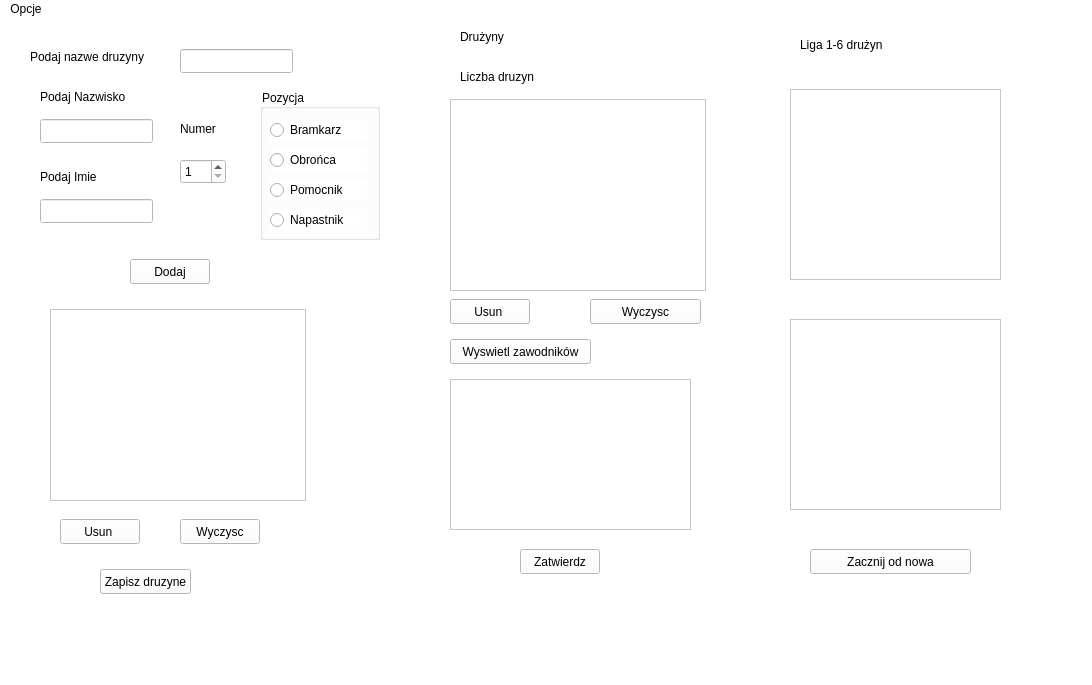
The window that Football/mainwindow.ui (Dawid00/labsCpp) describes before a commit, drawn with Qt 5.
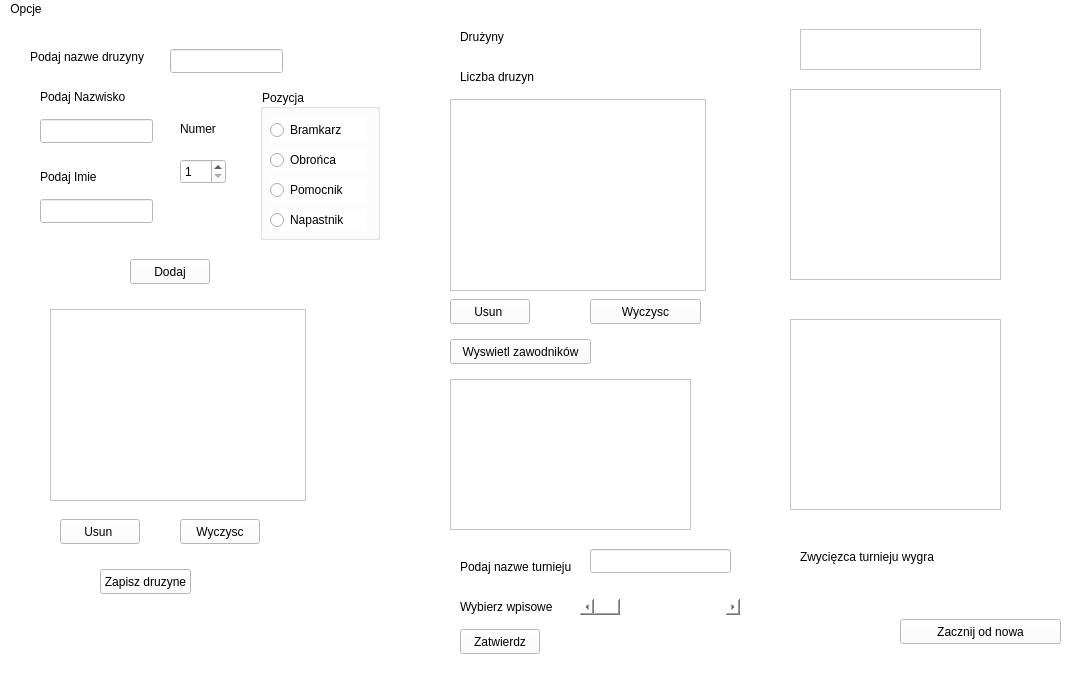
The same window after the commit.

What changed in the file:
```diff
--- a/Football/mainwindow.ui
+++ b/Football/mainwindow.ui
@@ -39,22 +39,6 @@
      <string>Podaj Nazwisko</string>
     </property>
    </widget>
-   <widget class="QLabel" name="labelLiga">
-    <property name="geometry">
-     <rect>
-      <x>800</x>
-      <y>10</y>
-      <width>151</width>
-      <height>31</height>
-     </rect>
-    </property>
-    <property name="styleSheet">
-     <string notr="true">color:black;</string>
-    </property>
-    <property name="text">
-     <string>Liga 1-6 drużyn</string>
-    </property>
-   </widget>
    <widget class="QLineEdit" name="typelastname">
     <property name="geometry">
      <rect>
@@ -305,7 +289,7 @@
    <widget class="QLineEdit" name="teamName">
     <property name="geometry">
      <rect>
-      <x>180</x>
+      <x>170</x>
       <y>30</y>
       <width>113</width>
       <height>24</height>
@@ -405,8 +389,8 @@
    <widget class="QPushButton" name="submit">
     <property name="geometry">
      <rect>
-      <x>520</x>
-      <y>530</y>
+      <x>460</x>
+      <y>610</y>
       <width>80</width>
       <height>25</height>
      </rect>
@@ -441,8 +425,8 @@
    <widget class="QPushButton" name="restart">
     <property name="geometry">
      <rect>
-      <x>810</x>
-      <y>530</y>
+      <x>900</x>
+      <y>600</y>
       <width>161</width>
       <height>25</height>
      </rect>
@@ -486,6 +470,122 @@
      <string>Wyczysc</string>
     </property>
    </widget>
+   <widget class="QLabel" name="labeltournamentName">
+    <property name="geometry">
+     <rect>
+      <x>460</x>
+      <y>540</y>
+      <width>131</width>
+      <height>16</height>
+     </rect>
+    </property>
+    <property name="styleSheet">
+     <string notr="true">color:black;</string>
+    </property>
+    <property name="text">
+     <string>Podaj nazwe turnieju</string>
+    </property>
+   </widget>
+   <widget class="QLineEdit" name="tournamentName">
+    <property name="geometry">
+     <rect>
+      <x>590</x>
+      <y>530</y>
+      <width>141</width>
+      <height>24</height>
+     </rect>
+    </property>
+    <property name="styleSheet">
+     <string notr="true">color:black;</string>
+    </property>
+   </widget>
+   <widget class="QLabel" name="wpisowelabel">
+    <property name="geometry">
+     <rect>
+      <x>460</x>
+      <y>580</y>
+      <width>131</width>
+      <height>16</height>
+     </rect>
+    </property>
+    <property name="styleSheet">
+     <string notr="true">color:black;</string>
+    </property>
+    <property name="text">
+     <string>Wybierz wpisowe</string>
+    </property>
+   </widget>
+   <widget class="QScrollBar" name="typewpisowe">
+    <property name="geometry">
+     <rect>
+      <x>580</x>
+      <y>580</y>
+      <width>160</width>
+      <height>16</height>
+     </rect>
+    </property>
+    <property name="styleSheet">
+     <string notr="true">color:black;</string>
+    </property>
+    <property name="orientation">
+     <enum>Qt::Horizontal</enum>
+    </property>
+   </widget>
+   <widget class="QTextEdit" name="torunament">
+    <property name="geometry">
+     <rect>
+      <x>800</x>
+      <y>10</y>
+      <width>181</width>
+      <height>41</height>
+     </rect>
+    </property>
+   </widget>
+   <widget class="QLabel" name="wpisowe">
+    <property name="geometry">
+     <rect>
+      <x>630</x>
+      <y>610</y>
+      <width>55</width>
+      <height>16</height>
+     </rect>
+    </property>
+    <property name="text">
+     <string/>
+    </property>
+   </widget>
+   <widget class="QLabel" name="label">
+    <property name="geometry">
+     <rect>
+      <x>800</x>
+      <y>530</y>
+      <width>161</width>
+      <height>16</height>
+     </rect>
+    </property>
+    <property name="styleSheet">
+     <string notr="true">color:black;</string>
+    </property>
+    <property name="text">
+     <string>Zwycięzca turnieju wygra </string>
+    </property>
+   </widget>
+   <widget class="QLabel" name="prize">
+    <property name="geometry">
+     <rect>
+      <x>970</x>
+      <y>530</y>
+      <width>55</width>
+      <height>16</height>
+     </rect>
+    </property>
+    <property name="styleSheet">
+     <string notr="true">color:black;</string>
+    </property>
+    <property name="text">
+     <string/>
+    </property>
+   </widget>
   </widget>
   <widget class="QMenuBar" name="menubar">
    <property name="geometry">
```
